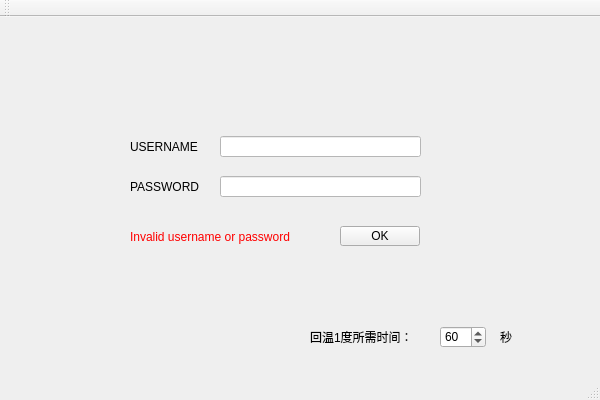
This is client/mainwindow.ui in dyzsr/se2019hotel as Qt 5 draws it before an edit. The edited form follows.
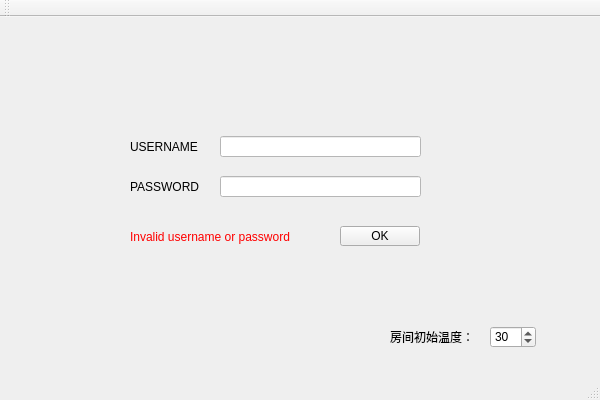
This is the edited form.

Commit message: 回温最终版

What changed in the file:
```diff
--- a/client/mainwindow.ui
+++ b/client/mainwindow.ui
@@ -131,33 +131,20 @@
      <widget class="QLabel" name="lb_recoverFront">
       <property name="geometry">
        <rect>
-        <x>310</x>
+        <x>390</x>
         <y>310</y>
         <width>131</width>
         <height>21</height>
        </rect>
       </property>
       <property name="text">
-       <string>回温1度所需时间：</string>
-      </property>
-     </widget>
-     <widget class="QLabel" name="lb_recoverBack">
-      <property name="geometry">
-       <rect>
-        <x>500</x>
-        <y>310</y>
-        <width>21</width>
-        <height>21</height>
-       </rect>
-      </property>
-      <property name="text">
-       <string>秒</string>
+       <string>房间初始温度：</string>
       </property>
      </widget>
      <widget class="QSpinBox" name="sb_recoverSpeed">
       <property name="geometry">
        <rect>
-        <x>440</x>
+        <x>490</x>
         <y>310</y>
         <width>46</width>
         <height>22</height>
@@ -170,7 +157,7 @@
        <number>180</number>
       </property>
       <property name="value">
-       <number>60</number>
+       <number>30</number>
       </property>
      </widget>
     </widget>
```
The commit also changes 2 other files.
